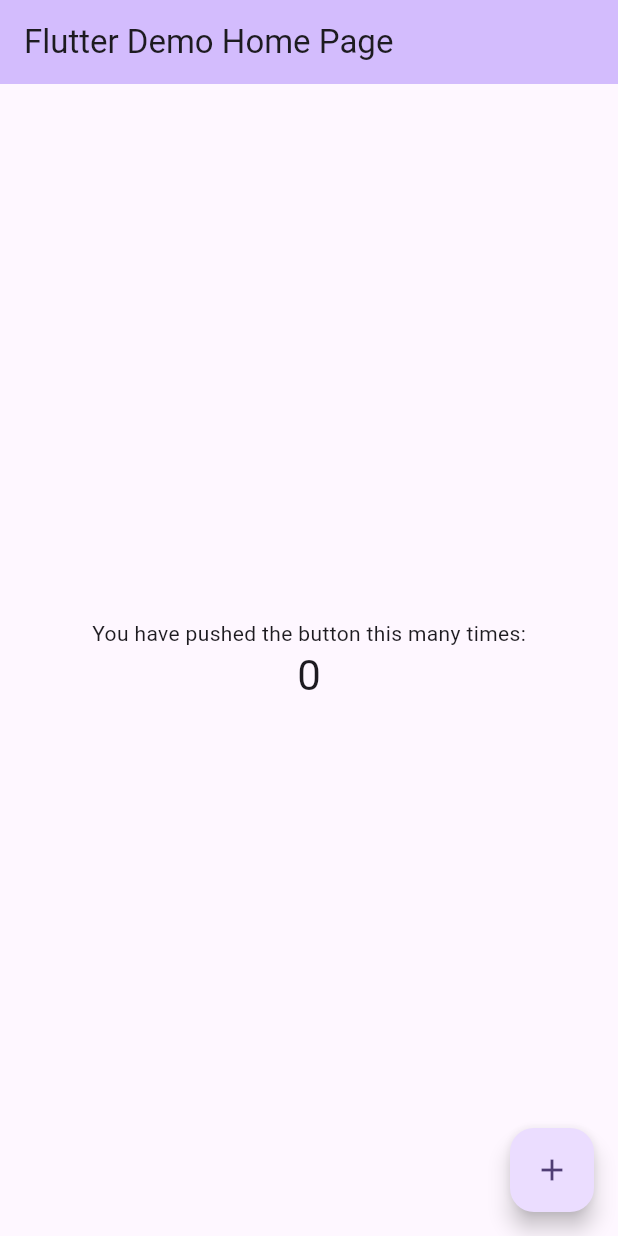
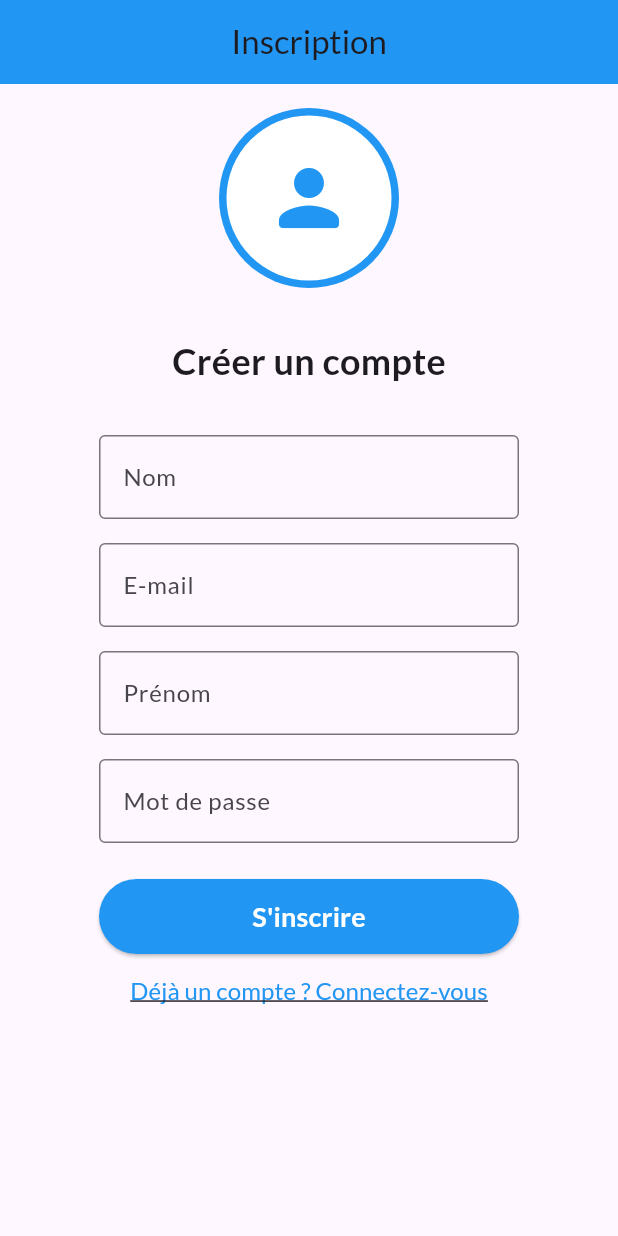
Before and after one commit to romaricawesso/Application-de-todo-list, a Flutter app: the screen it shows after launch, on a phone screen of 412 x 824 dp. Run offline on Flutter 3.47's test engine with Material 3 defaults, Android fonts, the phone set to English and light mode, and no system bars; our stand-ins replace google_fonts.

Commit message:
mise en place de la page d'inscription et de connexion et la page principale

```diff
--- a/lib/main.dart
+++ b/lib/main.dart
@@ -1,4 +1,6 @@
 import 'package:flutter/material.dart';
+import 'package:google_fonts/google_fonts.dart';
+import 'package:projetfinal/presentation/incription.dart';
 
 void main() {
   runApp(const MyApp());
@@ -7,116 +9,16 @@ void main() {
 class MyApp extends StatelessWidget {
   const MyApp({super.key});
 
-  // This widget is the root of your application.
   @override
   Widget build(BuildContext context) {
     return MaterialApp(
-      title: 'Flutter Demo',
+      title: 'Mes Notes',
+      debugShowCheckedModeBanner: false,
       theme: ThemeData(
-        // This is the theme of your application.
-        //
-        // TRY THIS: Try running your application with "flutter run". You'll see
-        // the application has a purple toolbar. Then, without quitting the app,
-        // try changing the seedColor in the colorScheme below to Colors.green
-        // and then invoke "hot reload" (save your changes or press the "hot
-        // reload" button in a Flutter-supported IDE, or press "r" if you used
-        // the command line to start the app).
-        //
-        // Notice that the counter didn't reset back to zero; the application
-        // state is not lost during the reload. To reset the state, use hot
-        // restart instead.
-        //
-        // This works for code too, not just values: Most code changes can be
-        // tested with just a hot reload.
-        colorScheme: .fromSeed(seedColor: Colors.deepPurple),
+        primarySwatch: Colors.blue,
+        textTheme: GoogleFonts.latoTextTheme(),
       ),
-      home: const MyHomePage(title: 'Flutter Demo Home Page'),
+      home: const SignupPage(),
     );
   }
 }
-
-class MyHomePage extends StatefulWidget {
-  const MyHomePage({super.key, required this.title});
-
-  // This widget is the home page of your application. It is stateful, meaning
-  // that it has a State object (defined below) that contains fields that affect
-  // how it looks.
-
-  // This class is the configuration for the state. It holds the values (in this
-  // case the title) provided by the parent (in this case the App widget) and
-  // used by the build method of the State. Fields in a Widget subclass are
-  // always marked "final".
-
-  final String title;
-
-  @override
-  State<MyHomePage> createState() => _MyHomePageState();
-}
-
-class _MyHomePageState extends State<MyHomePage> {
-  int _counter = 0;
-
-  void _incrementCounter() {
-    setState(() {
-      // This call to setState tells the Flutter framework that something has
-      // changed in this State, which causes it to rerun the build method below
-      // so that the display can reflect the updated values. If we changed
-      // _counter without calling setState(), then the build method would not be
-      // called again, and so nothing would appear to happen.
-      _counter++;
-    });
-  }
-
-  @override
-  Widget build(BuildContext context) {
-    // This method is rerun every time setState is called, for instance as done
-    // by the _incrementCounter method above.
-    //
-    // The Flutter framework has been optimized to make rerunning build methods
-    // fast, so that you can just rebuild anything that needs updating rather
-    // than having to individually change instances of widgets.
-    return Scaffold(
-      appBar: AppBar(
-        // TRY THIS: Try changing the color here to a specific color (to
-        // Colors.amber, perhaps?) and trigger a hot reload to see the AppBar
-        // change color while the other colors stay the same.
-        backgroundColor: Theme.of(context).colorScheme.inversePrimary,
-        // Here we take the value from the MyHomePage object that was created by
-        // the App.build method, and use it to set our appbar title.
-        title: Text(widget.title),
-      ),
-      body: Center(
-        // Center is a layout widget. It takes a single child and positions it
-        // in the middle of the parent.
-        child: Column(
-          // Column is also a layout widget. It takes a list of children and
-          // arranges them vertically. By default, it sizes itself to fit its
-          // children horizontally, and tries to be as tall as its parent.
-          //
-          // Column has various properties to control how it sizes itself and
-          // how it positions its children. Here we use mainAxisAlignment to
-          // center the children vertically; the main axis here is the vertical
-          // axis because Columns are vertical (the cross axis would be
-          // horizontal).
-          //
-          // TRY THIS: Invoke "debug painting" (choose the "Toggle Debug Paint"
-          // action in the IDE, or press "p" in the console), to see the
-          // wireframe for each widget.
-          mainAxisAlignment: .center,
-          children: [
-            const Text('You have pushed the button this many times:'),
-            Text(
-              '$_counter',
-              style: Theme.of(context).textTheme.headlineMedium,
-            ),
-          ],
-        ),
-      ),
-      floatingActionButton: FloatingActionButton(
-        onPressed: _incrementCounter,
-        tooltip: 'Increment',
-        child: const Icon(Icons.add),
-      ),
-    );
-  }
-}
--- /dev/null
+++ b/lib/presentation/incription.dart
@@ -0,0 +1,214 @@
+import 'package:flutter/material.dart';
+import 'package:projetfinal/presentation/login.dart';
+
+class SignupPage extends StatefulWidget {
+  const SignupPage({super.key});
+
+  @override
+  State<SignupPage> createState() => _SignupPageState();
+}
+
+class _SignupPageState extends State<SignupPage> {
+  final _formKey = GlobalKey<FormState>();
+  final TextEditingController _nameController = TextEditingController();
+  final TextEditingController _emailController = TextEditingController();
+  final TextEditingController _usernameController = TextEditingController();
+  final TextEditingController _passwordController = TextEditingController();
+
+  void _register() {
+    if (_formKey.currentState!.validate()) {
+      // Enregistrement des informations utilisateur
+      ScaffoldMessenger.of(
+        context,
+      ).showSnackBar(const SnackBar(content: Text('Inscription réussie !')));
+
+      // Redirection vers la page de connexion
+      Navigator.push(
+        context,
+        MaterialPageRoute(builder: (context) => const LoginPage()),
+      );
+    }
+  }
+
+  @override
+  Widget build(BuildContext context) {
+    return Scaffold(
+      appBar: AppBar(
+        centerTitle: true,
+        title: const Text('Inscription'),
+        backgroundColor: Colors.blue,
+      ),
+      body: Padding(
+        padding: const EdgeInsets.all(16.0),
+        child: Form(
+          key: _formKey,
+          child: SingleChildScrollView(
+            child: Center(
+              child: Column(
+                mainAxisSize:MainAxisSize.min,
+                mainAxisAlignment: MainAxisAlignment.center,
+                crossAxisAlignment: CrossAxisAlignment.center,
+                children: [
+                  CircleAvatar(
+                  radius: 60,
+                  backgroundColor: Colors.blue,
+                  child: const CircleAvatar(
+                    radius: 55,
+                    backgroundColor: Colors.white,
+                    child: Icon(
+                      Icons.person_rounded,
+                      size: 60,
+                      color: Colors.blue,
+                    ),
+                  ),
+                ),
+
+                const SizedBox(height: 16),
+                    const SizedBox(height: 16),
+                    const Text(
+                      'Créer un compte',
+                      style: TextStyle(fontSize: 24, fontWeight: FontWeight.bold),
+                    ),
+                    const SizedBox(height: 32),
+
+                    SizedBox(
+                      width: 280,
+                      child: TextFormField(
+                        controller: _nameController,
+                        decoration: const InputDecoration(
+                          labelText: 'Nom',
+                          border: OutlineInputBorder(),
+                        ),
+                        validator: (value) {
+                          if (value == null || value.isEmpty) {
+                            return 'Veuillez entrer votre nom';
+                          }
+                          return null;
+                        },
+                      ),
+                    ),
+                    const SizedBox(height: 16),
+
+
+                    SizedBox(
+                      width: 280,
+                      child: TextFormField(
+                        controller: _emailController,
+                        decoration: const InputDecoration(
+                          labelText: 'E-mail',
+                          border: OutlineInputBorder(),
+                        ),
+                        keyboardType: TextInputType.emailAddress,
+                        validator: (value) {
+                          if (value == null || value.isEmpty) {
+                            return 'Veuillez entrer votre e-mail';
+                          }
+                          if (!RegExp(r'^[^@]+@[^@]+\.[^@]+').hasMatch(value)) {
+                            return 'Veuillez entrer un e-mail valide';
+                          }
+                          return null;
+                        },
+                      ),
+                    ),
+                    const SizedBox(height: 16),
+
+                    // Champ 3 : Nom d'utilisateur
+                    SizedBox(
+                      width: 280, // Largeur fixe centrée
+                      child: TextFormField(
+                        controller: _usernameController,
+                        decoration: const InputDecoration(
+                          labelText: 'Prénom',
+                          border: OutlineInputBorder(),
+                        ),
+                        validator: (value) {
+                          if (value == null || value.isEmpty) {
+                            return 'Veuillez entrer Prénom';
+                          }
+                          if (value.length < 3) {
+                            return 'Le Prénom d\'utilisateur doit contenir au moins 3 caractères';
+                          }
+                          return null;
+                        },
+                      ),
+                    ),
+                    const SizedBox(height: 16),
+
+                    SizedBox(
+                      width: 280,
+                      child: TextFormField(
+                        controller: _passwordController,
+                        obscureText: true,
+                        decoration: const InputDecoration(
+                          labelText: 'Mot de passe',
+                          border: OutlineInputBorder(),
+                        ),
+                        validator: (value) {
+                          if (value == null || value.isEmpty) {
+                            return 'Veuillez entrer un mot de passe';
+                          }
+                          if (value.length < 6) {
+                            return 'Le mot de passe doit contenir au moins 6 caractères';
+                          }
+                          return null;
+                        },
+                      ),
+                    ),
+                    const SizedBox(height: 24),
+
+
+                    SizedBox(
+                      width: 280,
+                      child: ElevatedButton(
+                        onPressed: _register,
+                        style: ElevatedButton.styleFrom(
+                          backgroundColor: Colors.blue,
+                          minimumSize: const Size.fromHeight(
+                            50,
+                          ),
+                          shape: RoundedRectangleBorder(
+                            borderRadius: BorderRadius.circular(
+                              25,
+                            ),
+                          ),
+                        ),
+                        child: const Padding(
+                          padding: EdgeInsets.symmetric(vertical: 12),
+                          child: Text(
+                            'S\'inscrire',
+                            style: TextStyle(
+                              fontSize: 18,
+                              fontWeight: FontWeight.bold,
+                              color: Colors.white,
+                            ),
+                          ),
+                        ),
+                      ),
+                    ),
+                    TextButton(
+                    onPressed: () {
+                      Navigator.push(
+                        context,
+                        MaterialPageRoute(
+                          builder: (context) => const LoginPage(), // Naviguer vers la page de connexion
+                        ),
+                      );
+                    },
+                    child: const Text(
+                      'Déjà un compte ? Connectez-vous',
+                      style: TextStyle(
+                        color: Colors.blue, // Texte bleu
+                        fontSize: 16,       // Taille du texte
+                        decoration: TextDecoration.underline, // Texte souligné
+                      ),
+                    ),
+                  )
+                ],
+              ),
+            ),
+          ),
+        ),
+      ),
+    );
+  }
+}
--- a/pubspec.yaml
+++ b/pubspec.yaml
@@ -45,6 +45,7 @@ dev_dependencies:
   # package. See that file for information about deactivating specific lint
   # rules and activating additional ones.
   flutter_lints: ^6.0.0
+  google_fonts: ^5.0.0
 
 # For information on the generic Dart part of this file, see the
 # following page: https://dart.dev/tools/pub/pubspec
@@ -58,8 +59,8 @@ flutter:
   uses-material-design: true
 
   # To add assets to your application, add an assets section, like this:
-  # assets:
-  #   - images/a_dot_burr.jpeg
+  assets:
+    - assets/images/
   #   - images/a_dot_ham.jpeg
 
   # An image asset can refer to one or more resolution-specific "variants", see
```
Also changed, not shown: lib/presentation/login.dart (added, +162 -0 lines), lib/presentation/notes.dart (added, +32 -0 lines), assets/images/note.jpg (added), pubspec.lock.
